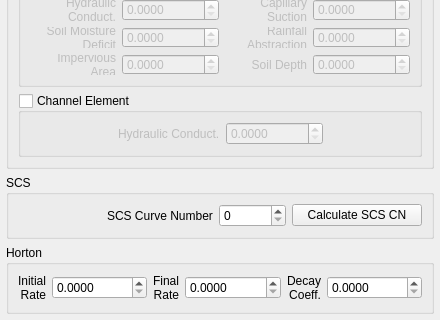
Qt form flo2d/ui/infil_editor.ui (FLO-2DSoftware/qgis-flo-2d-plugin) before a commit; both pictures show x 0 to 440 and y 158 to 478 of the 440 by 478 pixel window.
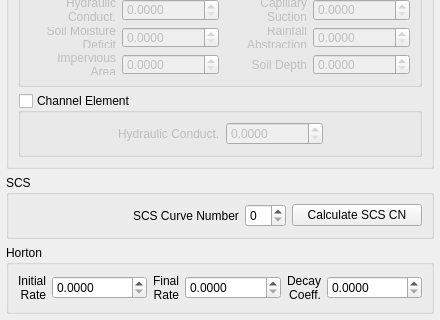
The same form after that commit. Icons and pictures are not drawn.

```diff
--- a/flo2d/ui/infil_editor.ui
+++ b/flo2d/ui/infil_editor.ui
@@ -519,16 +519,6 @@
         </property>
        </widget>
       </item>
-      <item row="1" column="2">
-       <widget class="QDoubleSpinBox" name="spin_scsn">
-        <property name="decimals">
-         <number>0</number>
-        </property>
-        <property name="maximum">
-         <double>100000.000000000000000</double>
-        </property>
-       </widget>
-      </item>
       <item row="1" column="0">
        <spacer name="horizontalSpacer_5">
         <property name="orientation">
@@ -561,6 +551,9 @@
         </property>
        </widget>
       </item>
+      <item row="1" column="2">
+       <widget class="QSpinBox" name="spin_scsn"/>
+      </item>
      </layout>
     </widget>
    </item>
```
